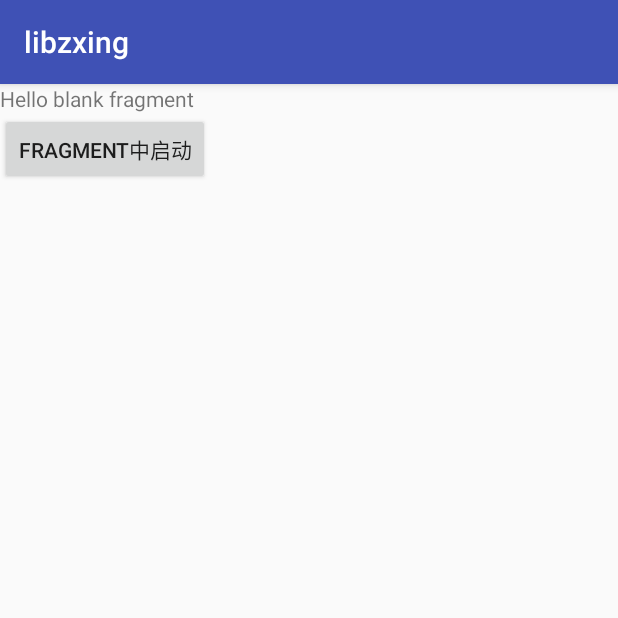
After one commit to jwkj/LibZXing, an Android app: the fragment BlankFragment shown on its own in the app's theme, on a phone screen of 412 x 824 dp, the top half of it. The commit adds this screen. Run offline under Robolectric (Android 15) with nearby library versions, the phone set to English and light mode, and no system bars; libraries missing offline, so code that uses them is left out: com.hdl.elog.

```diff
--- /dev/null
+++ b/app/src/main/java/com/jwkj/libzxingdemo/BlankFragment.java
@@ -0,0 +1,40 @@
+package com.jwkj.libzxingdemo;
+
+import android.content.Intent;
+import android.os.Bundle;
+import android.support.v4.app.Fragment;
+import android.view.LayoutInflater;
+import android.view.View;
+import android.view.ViewGroup;
+
+import com.hdl.elog.ELog;
+
+
+public class BlankFragment extends Fragment {
+
+    private View view;
+
+    @Override
+    public void onCreate(Bundle savedInstanceState) {
+        super.onCreate(savedInstanceState);
+    }
+
+    @Override
+    public View onCreateView(LayoutInflater inflater, ViewGroup container,
+                             Bundle savedInstanceState) {
+        view = inflater.inflate(R.layout.fragment_blank, container, false);
+        view.findViewById(R.id.btn_start).setOnClickListener(new View.OnClickListener() {
+            @Override
+            public void onClick(View v) {
+            }
+        });
+
+        return view;
+    }
+
+    @Override
+    public void onActivityResult(int requestCode, int resultCode, Intent data) {
+        super.onActivityResult(requestCode, resultCode, data);
+        ELog.e("-----------");
+    }
+}
--- a/app/src/main/res/layout/activity_main.xml
+++ b/app/src/main/res/layout/activity_main.xml
@@ -5,6 +5,11 @@
     android:layout_height="match_parent"
     android:orientation="vertical"
     tools:context="com.jwkj.libzxingdemo.MainActivity">
+
+    <fragment
+        android:name="com.jwkj.libzxingdemo.BlankFragment"
+        android:layout_width="match_parent"
+        android:layout_height="100dp" />
 
     <EditText
         android:id="@+id/et_content"
--- /dev/null
+++ b/app/src/main/res/layout/fragment_blank.xml
@@ -0,0 +1,18 @@
+<LinearLayout xmlns:android="http://schemas.android.com/apk/res/android"
+    xmlns:tools="http://schemas.android.com/tools"
+    android:layout_width="match_parent"
+    android:layout_height="match_parent"
+    android:orientation="vertical"
+    tools:context="com.jwkj.libzxingdemo.BlankFragment">
+
+    <TextView
+        android:layout_width="wrap_content"
+        android:layout_height="wrap_content"
+        android:text="@string/hello_blank_fragment" />
+
+    <Button
+        android:id="@+id/btn_start"
+        android:layout_width="wrap_content"
+        android:layout_height="wrap_content"
+        android:text="fragment中启动" />
+</LinearLayout>
--- a/app/src/main/res/values/strings.xml
+++ b/app/src/main/res/values/strings.xml
@@ -5,4 +5,7 @@
     <string name="scan_text">Place the QR code into the box to start automatic scanning </string>
     <string name="select_pic_from_album">选择相册中的图片</string>
     <string name="pic_no_qrcode">图中无二维码或二维码难以识别</string>
+
+    <!-- TODO: Remove or change this placeholder text -->
+    <string name="hello_blank_fragment">Hello blank fragment</string>
 </resources>
```
Also changed, not shown: app/build.gradle (+7 -5 lines), 1 other file.
